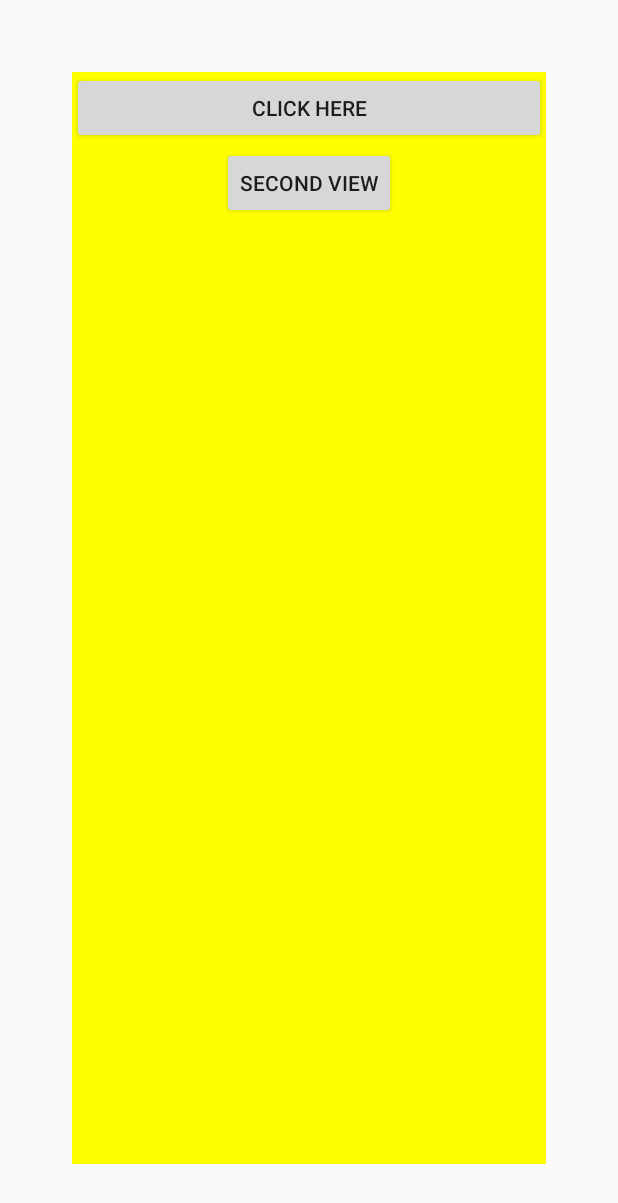
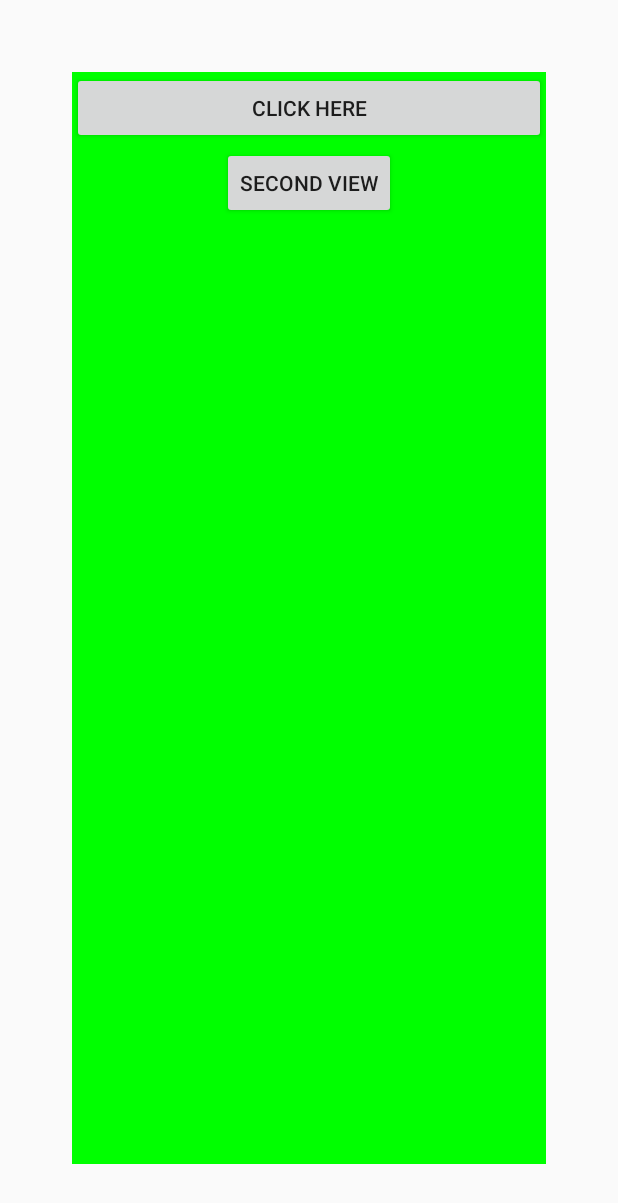
Before and after one commit to s19b708/ScreenTransition, an Android app: the screen it shows after launch (MainActivity), after a tap on "CLICK HERE", on a phone screen of 412 x 824 dp. Shown: the top 1203 px of the screen. Run offline under Robolectric (Android 15) with nearby library versions, the phone set to English and light mode, and no system bars.

Commit message:
カーカッカカー

```diff
--- a/app/src/main/res/layout/view1.xml
+++ b/app/src/main/res/layout/view1.xml
@@ -5,7 +5,7 @@
     android:layout_width="match_parent"
     android:layout_height="match_parent"
     android:orientation="vertical"
-    android:background="#0000FF"
+    android:background="#00FFFF"
     >
     <Button
         android:id="@+id/button2"
--- a/app/src/main/res/layout/view2.xml
+++ b/app/src/main/res/layout/view2.xml
@@ -5,7 +5,7 @@
     android:layout_width="match_parent"
     android:layout_height="match_parent"
     android:orientation="vertical"
-    android:background="#FFFF00"
+    android:background="#00FF00"
     >
     <Button
         android:id="@+id/button3"
```
